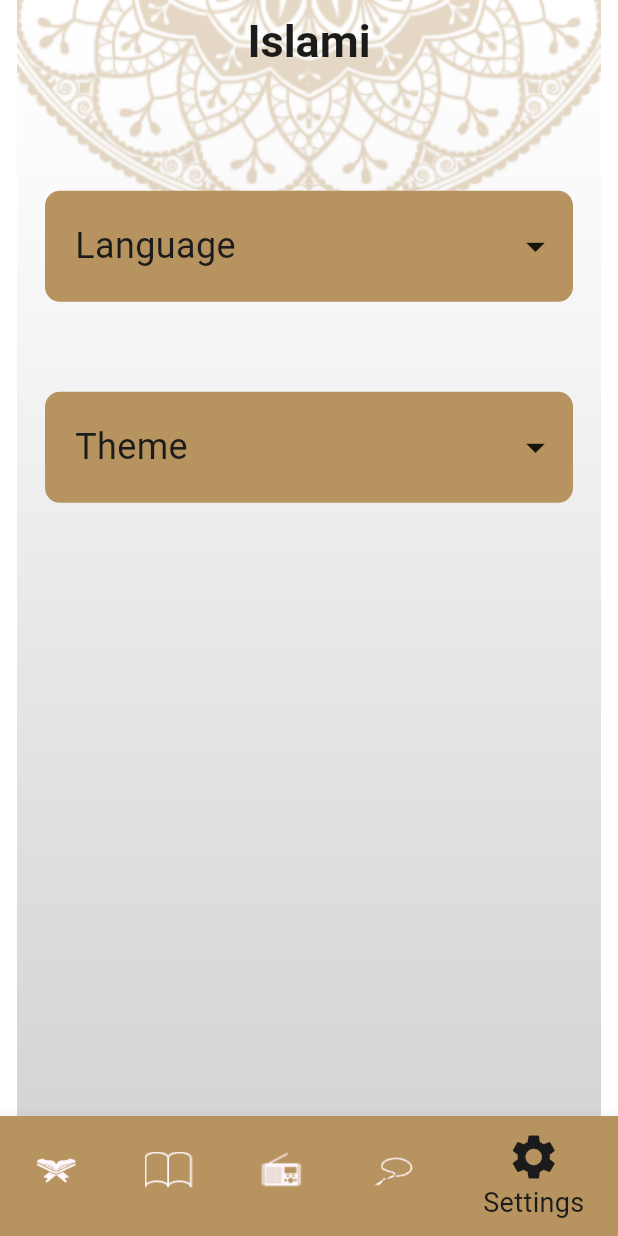
After one commit to mohamedgalalelhamrawy/islami_app, a Flutter app: the screen it shows after launch, item 5 of the bottom bar chosen, on a phone screen of 412 x 824 dp. The commit adds this screen. Run offline on Flutter 3.47's test engine with Material 3 defaults, Android fonts, the phone set to English and light mode, and no system bars; generated files the repository leaves out were written again.

Commit message:
add settings tab for taps and create the designe of it and create designe of bottom sheet of language

```diff
--- a/lib/screens/home/home.dart
+++ b/lib/screens/home/home.dart
@@ -3,6 +3,7 @@ import 'package:islami_app/screens/home/tabs/hadeth.dart';
 import 'package:islami_app/screens/home/tabs/quran.dart';
 import 'package:islami_app/screens/home/tabs/radio.dart';
 import 'package:islami_app/screens/home/tabs/sebha.dart';
+import 'package:islami_app/screens/home/tabs/settings.dart';
 import 'package:islami_app/utils/app_assets.dart';
 import 'package:islami_app/utils/app_colors.dart';
 import 'package:islami_app/utils/app_styles.dart';
@@ -18,7 +19,7 @@ class HomeScreen extends StatefulWidget {
 }
 
 class _HomeScreenState extends State<HomeScreen> {
-  List<Widget> tabs = [Quran(), Hadeth(), RadioTab(), Sebha()];
+  List<Widget> tabs = [Quran(), Hadeth(), RadioTab(), Sebha(),Settings()];
   static int selectedIndex = 0;
   @override
   Widget build(BuildContext context) {
@@ -50,7 +51,10 @@ class _HomeScreenState extends State<HomeScreen> {
                     label: AppLocalizations.of(context)!.radio),
                 BottomNavigationBarItem(
                     icon: ImageIcon(AssetImage(AppAssets.iconSebha)),
-                    label: AppLocalizations.of(context)!.sebha)
+                    label: AppLocalizations.of(context)!.sebha),
+                 BottomNavigationBarItem(
+                    icon: Icon(Icons.settings),
+                    label: AppLocalizations.of(context)!.settings)
               ]),
         ),
         backgroundColor: AppColors.transparentColor,
--- /dev/null
+++ b/lib/screens/home/tabs/settings.dart
@@ -0,0 +1,61 @@
+
+ import 'package:flutter/material.dart';
+ import 'package:flutter_gen/gen_l10n/app_localizations.dart';
+import 'package:islami_app/screens/home/widgets/bottom_sheet_language.dart';
+import 'package:islami_app/utils/app_colors.dart';
+import 'package:islami_app/utils/app_styles.dart';
+
+class Settings extends StatelessWidget {
+   const Settings({super.key});
+
+   @override
+   Widget build(BuildContext context) {
+     return Column(
+      children: [
+        SizedBox(height: MediaQuery.of(context).size.width*0.1,),
+        InkWell(
+          onTap: () {
+            showModalBottomSheet(context: context, builder:(context) {
+              return BottomSheetLanguage();
+            }, );
+          },
+          child: Container(
+            margin: EdgeInsets.symmetric(horizontal: 30,vertical: 30),
+            padding: EdgeInsets.only(top: 20,left: 20,bottom: 20,right: 10),
+            decoration: BoxDecoration(
+              color: AppColors.primary,
+              borderRadius: BorderRadius.circular(10)
+            ),
+            child: Row(
+              mainAxisAlignment: MainAxisAlignment.spaceBetween,
+              children: [
+                Text(AppLocalizations.of(context)!.language,style: AppStyles.titles,),
+                Icon(Icons.arrow_drop_down,size: 30,)
+              ],
+            ),
+          ),
+        ),
+       InkWell(
+        onTap: () {
+
+        },
+         child: Container(
+            margin: EdgeInsets.symmetric(horizontal: 30,vertical: 30),
+            padding: EdgeInsets.only(top: 20,left: 20,bottom: 20,right: 10),
+            decoration: BoxDecoration(
+              color: AppColors.primary,
+              borderRadius: BorderRadius.circular(10)
+            ),
+            child: Row(
+              mainAxisAlignment: MainAxisAlignment.spaceBetween,
+              children: [
+                Text(AppLocalizations.of(context)!.theme,style: AppStyles.titles,),
+                Icon(Icons.arrow_drop_down,size: 30,)
+              ],
+            ),
+          ),
+       )
+      ],
+     );
+   }
+ }
```
Also changed, not shown: lib/screens/home/widgets/bottom_sheet_language.dart (added, +24 -0 lines).
